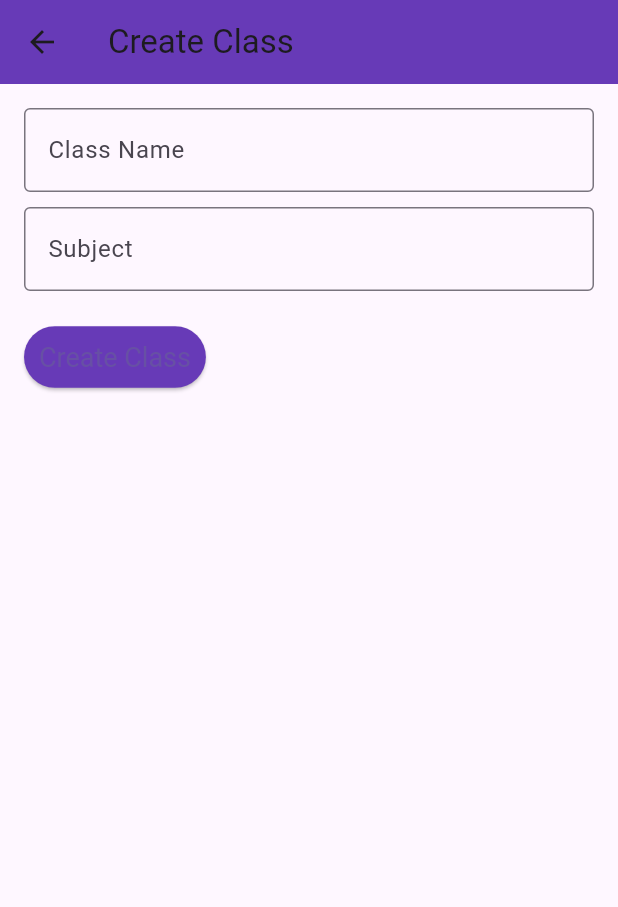
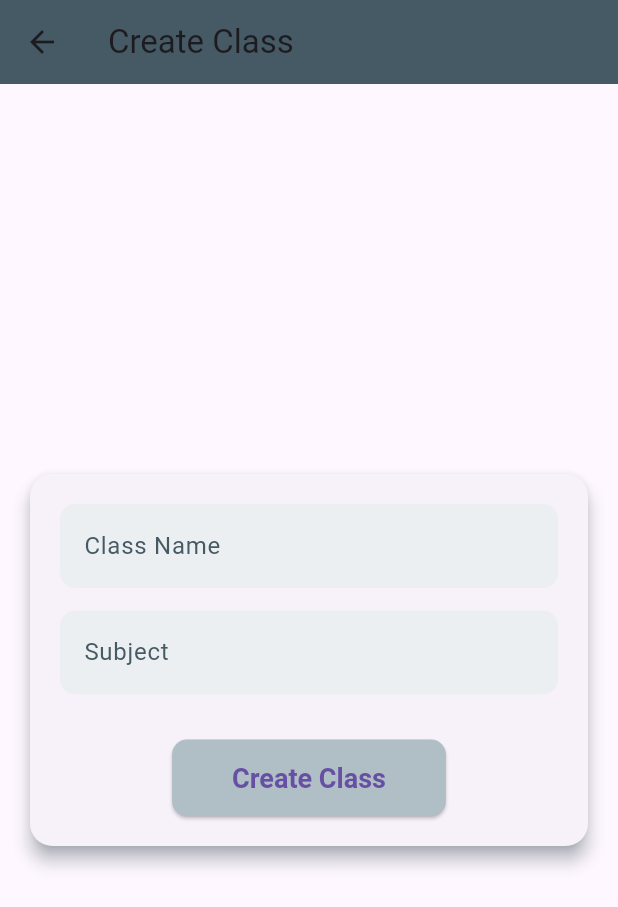
Before and after one commit to samarth-146/Classroom-Flutter, a Flutter app: the ClassCreationPage screen opened directly, on a phone screen of 412 x 824 dp. Shown: the top 907 px of the screen. Run offline on Flutter 3.47's test engine with Material 3 defaults, Android fonts, the phone set to English and light mode, and no system bars; our stand-ins replace cloud_firestore, file_picker, firebase_auth, firebase_core, firebase_storage; missing offline and left inert: flutter_pdfview; accounts and stored records are empty.

Commit message:
UI improvement

```diff
--- a/lib/createClass.dart
+++ b/lib/createClass.dart
@@ -14,7 +14,6 @@ class ClassCreationPage extends StatefulWidget {
 class _ClassCreationPageState extends State<ClassCreationPage> {
   final TextEditingController _classNameController = TextEditingController();
   final TextEditingController _subjectController = TextEditingController();
-
 
   String _generateClassCode() {
     final random = Random();
@@ -58,47 +57,82 @@ class _ClassCreationPageState extends State<ClassCreationPage> {
     }
   }
 
-
   @override
   Widget build(BuildContext context) {
     return Scaffold(
       appBar: AppBar(
         title: const Text('Create Class'),
-        backgroundColor: Colors.deepPurple,
+        backgroundColor: Colors.blueGrey[700], // Unified color scheme
+        elevation: 0,
       ),
-      body: Padding(
+      body: Center(
+        child: Padding(
           padding: const EdgeInsets.all(16.0),
+          child: Card(
+            shape: RoundedRectangleBorder(
+              borderRadius: BorderRadius.circular(15.0),
+            ),
+            elevation: 5,
+            shadowColor: Colors.blueGrey[300],
+            child: Padding(
+              padding: const EdgeInsets.all(20.0),
               child: Column(
-          crossAxisAlignment: CrossAxisAlignment.start,
+                mainAxisSize: MainAxisSize.min,
                 children: [
                   TextField(
                     controller: _classNameController,
-              decoration: const InputDecoration(
+                    decoration: InputDecoration(
                       labelText: 'Class Name',
-                border: OutlineInputBorder(),
+                      labelStyle: TextStyle(color: Colors.blueGrey[700]),
+                      filled: true,
+                      fillColor: Colors.blueGrey[50],
+                      border: OutlineInputBorder(
+                        borderRadius: BorderRadius.circular(10),
+                        borderSide: BorderSide.none,
+                      ),
+                      focusedBorder: OutlineInputBorder(
+                        borderRadius: BorderRadius.circular(10),
+                        borderSide: BorderSide(color: Colors.blueGrey, width: 1.5),
                       ),
                     ),
-            const SizedBox(height: 10),
+                  ),
+                  const SizedBox(height: 15),
                   TextField(
                     controller: _subjectController,
-              decoration: const InputDecoration(
+                    decoration: InputDecoration(
                       labelText: 'Subject',
-                border: OutlineInputBorder(),
+                      labelStyle: TextStyle(color: Colors.blueGrey[700]),
+                      filled: true,
+                      fillColor: Colors.blueGrey[50],
+                      border: OutlineInputBorder(
+                        borderRadius: BorderRadius.circular(10),
+                        borderSide: BorderSide.none,
+                      ),
+                      focusedBorder: OutlineInputBorder(
+                        borderRadius: BorderRadius.circular(10),
+                        borderSide: BorderSide(color: Colors.blueGrey, width: 1.5),
                       ),
                     ),
-            const SizedBox(height: 20),
+                  ),
+                  const SizedBox(height: 30),
                   ElevatedButton(
                     onPressed: _createClass,
                     style: ElevatedButton.styleFrom(
-                backgroundColor: Colors.deepPurple,
-                padding: const EdgeInsets.all(10),
-                textStyle: const TextStyle(fontSize: 18),
+                      backgroundColor: Colors.blueGrey[200],
+                      padding: const EdgeInsets.symmetric(horizontal: 40, vertical: 15),
+                      shape: RoundedRectangleBorder(
+                        borderRadius: BorderRadius.circular(10),
+                      ),
+                      textStyle: const TextStyle(fontSize: 18, fontWeight: FontWeight.w600),
                     ),
                     child: const Text('Create Class'),
                   ),
                 ],
               ),
             ),
+          ),
+        ),
+      ),
     );
   }
 }
```
Lines whose indentation alone changed are shown as unchanged.
